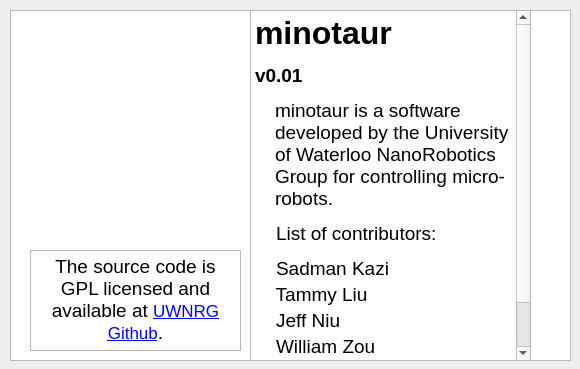
First picture: the form in code/gui/actionabout.ui, repository uwnrg/minotaur-cpp, before the edit.
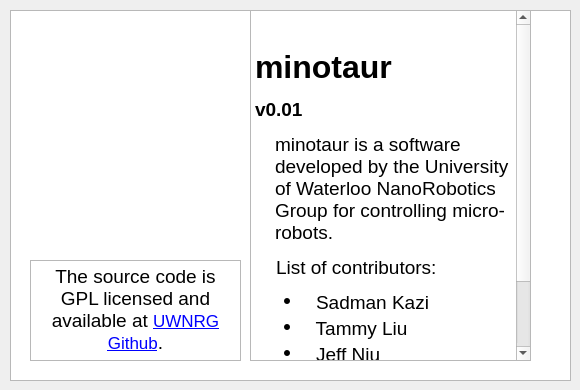
Second picture: the form after the edit.

Commit message: Fix nits about dialog

Patch:
```diff
--- a/code/gui/actionabout.ui
+++ b/code/gui/actionabout.ui
@@ -7,7 +7,7 @@
     <x>0</x>
     <y>0</y>
     <width>580</width>
-    <height>369</height>
+    <height>390</height>
    </rect>
   </property>
   <property name="windowTitle">
@@ -27,16 +27,17 @@
 &lt;html&gt;&lt;head&gt;&lt;meta name=&quot;qrichtext&quot; content=&quot;1&quot; /&gt;&lt;style type=&quot;text/css&quot;&gt;
 p, li { white-space: pre-wrap; }
 &lt;/style&gt;&lt;/head&gt;&lt;body style=&quot; font-family:'.SF NS Text'; font-size:13pt; font-weight:400; font-style:normal;&quot;&gt;
+&lt;p style=&quot;-qt-paragraph-type:empty; margin-top:14px; margin-bottom:12px; margin-left:0px; margin-right:0px; -qt-block-indent:0; text-indent:0px;&quot;&gt;&lt;br /&gt;&lt;/p&gt;
 &lt;p style=&quot; margin-top:14px; margin-bottom:12px; margin-left:0px; margin-right:0px; -qt-block-indent:0; text-indent:0px;&quot;&gt;&lt;span style=&quot; font-family:'MS Shell Dlg 2'; font-size:24pt; font-weight:600;&quot;&gt;minotaur&lt;/span&gt;&lt;/p&gt;
 &lt;p style=&quot; margin-top:12px; margin-bottom:12px; margin-left:0px; margin-right:0px; -qt-block-indent:0; text-indent:0px;&quot;&gt;&lt;span style=&quot; font-family:'MS Shell Dlg 2'; font-size:14pt; font-weight:600;&quot;&gt;v0.01&lt;/span&gt;&lt;/p&gt;
 &lt;p style=&quot; margin-top:12px; margin-bottom:12px; margin-left:20px; margin-right:0px; -qt-block-indent:0; text-indent:0px;&quot;&gt;&lt;span style=&quot; font-family:'MS Shell Dlg 2'; font-size:14pt;&quot;&gt;minotaur is a software developed by the University of Waterloo NanoRobotics Group for controlling micro-robots. &lt;/span&gt;&lt;/p&gt;
 &lt;p style=&quot; margin-top:12px; margin-bottom:12px; margin-left:0px; margin-right:0px; -qt-block-indent:0; text-indent:0px;&quot;&gt;&lt;span style=&quot; font-family:'MS Shell Dlg 2'; font-size:14pt; color:#000000; background-color:#ffffff;&quot;&gt;    List of contributors:&lt;/span&gt;&lt;/p&gt;
-&lt;p style=&quot; margin-top:0px; margin-bottom:0px; margin-left:0px; margin-right:0px; -qt-block-indent:0; text-indent:0px;&quot;&gt;&lt;span style=&quot; font-family:'MS Shell Dlg 2'; font-size:14pt; color:#000000;&quot;&gt;    Sadman Kazi&lt;/span&gt;&lt;/p&gt;
-&lt;p style=&quot; margin-top:3px; margin-bottom:0px; margin-left:0px; margin-right:0px; -qt-block-indent:0; text-indent:0px;&quot;&gt;&lt;span style=&quot; font-family:'MS Shell Dlg 2'; font-size:14pt; color:#000000;&quot;&gt;    Tammy Liu&lt;/span&gt;&lt;/p&gt;
-&lt;p style=&quot; margin-top:3px; margin-bottom:0px; margin-left:0px; margin-right:0px; -qt-block-indent:0; text-indent:0px;&quot;&gt;&lt;span style=&quot; font-family:'MS Shell Dlg 2'; font-size:14pt; color:#000000;&quot;&gt;    Jeff Niu&lt;/span&gt;&lt;/p&gt;
-&lt;p style=&quot; margin-top:3px; margin-bottom:0px; margin-left:0px; margin-right:0px; -qt-block-indent:0; text-indent:0px;&quot;&gt;&lt;span style=&quot; font-family:'MS Shell Dlg 2'; font-size:14pt; color:#000000;&quot;&gt;    William Zou&lt;/span&gt;&lt;/p&gt;
-&lt;p style=&quot; margin-top:3px; margin-bottom:0px; margin-left:0px; margin-right:0px; -qt-block-indent:0; text-indent:0px;&quot;&gt;&lt;span style=&quot; font-family:'MS Shell Dlg 2'; font-size:14pt; color:#000000;&quot;&gt;    Ahmed Sabie&lt;/span&gt;&lt;/p&gt;
-&lt;p style=&quot; margin-top:3px; margin-bottom:0px; margin-left:0px; margin-right:0px; -qt-block-indent:0; text-indent:0px;&quot;&gt;&lt;span style=&quot; font-family:'MS Shell Dlg 2'; font-size:14pt; color:#000000;&quot;&gt;    Beini Fang&lt;/span&gt;&lt;/p&gt;&lt;/body&gt;&lt;/html&gt;</string>
+&lt;ul style=&quot;margin-top: 0px; margin-bottom: 0px; margin-left: 0px; margin-right: 0px; -qt-list-indent: 1;&quot;&gt;&lt;li style=&quot; margin-top:12px; margin-bottom:0px; margin-left:0px; margin-right:0px; -qt-block-indent:0; text-indent:0px;&quot;&gt;&lt;span style=&quot; font-family:'MS Shell Dlg 2'; font-size:14pt; color:#000000;&quot;&gt;    Sadman Kazi&lt;/span&gt;&lt;/li&gt;
+&lt;li style=&quot; margin-top:3px; margin-bottom:0px; margin-left:0px; margin-right:0px; -qt-block-indent:0; text-indent:0px;&quot;&gt;&lt;span style=&quot; font-family:'MS Shell Dlg 2'; font-size:14pt; color:#000000;&quot;&gt;    Tammy Liu&lt;/span&gt;&lt;/li&gt;
+&lt;li style=&quot; margin-top:3px; margin-bottom:0px; margin-left:0px; margin-right:0px; -qt-block-indent:0; text-indent:0px;&quot;&gt;&lt;span style=&quot; font-family:'MS Shell Dlg 2'; font-size:14pt; color:#000000;&quot;&gt;    Jeff Niu&lt;/span&gt;&lt;/li&gt;
+&lt;li style=&quot; margin-top:3px; margin-bottom:0px; margin-left:0px; margin-right:0px; -qt-block-indent:0; text-indent:0px;&quot;&gt;&lt;span style=&quot; font-family:'MS Shell Dlg 2'; font-size:14pt; color:#000000;&quot;&gt;    William Zou&lt;/span&gt;&lt;/li&gt;
+&lt;li style=&quot; margin-top:3px; margin-bottom:0px; margin-left:0px; margin-right:0px; -qt-block-indent:0; text-indent:0px;&quot;&gt;&lt;span style=&quot; font-family:'MS Shell Dlg 2'; font-size:14pt; color:#000000;&quot;&gt;    Ahmed Sabie&lt;/span&gt;&lt;/li&gt;
+&lt;li style=&quot; margin-top:3px; margin-bottom:0px; margin-left:0px; margin-right:0px; -qt-block-indent:0; text-indent:0px;&quot;&gt;&lt;span style=&quot; font-family:'MS Shell Dlg 2'; font-size:14pt; color:#000000;&quot;&gt;    Beini Fang&lt;/span&gt;&lt;/li&gt;&lt;/ul&gt;&lt;/body&gt;&lt;/html&gt;</string>
    </property>
   </widget>
   <widget class="QGraphicsView" name="graphicsView">
@@ -45,7 +46,7 @@
      <x>10</x>
      <y>10</y>
      <width>561</width>
-     <height>351</height>
+     <height>371</height>
     </rect>
    </property>
   </widget>
@@ -53,7 +54,7 @@
    <property name="geometry">
     <rect>
      <x>20</x>
-     <y>10</y>
+     <y>20</y>
      <width>231</width>
      <height>241</height>
     </rect>
@@ -66,7 +67,7 @@
    <property name="geometry">
     <rect>
      <x>30</x>
-     <y>250</y>
+     <y>260</y>
      <width>211</width>
      <height>101</height>
     </rect>
```
The commit also changes 5 other files.
